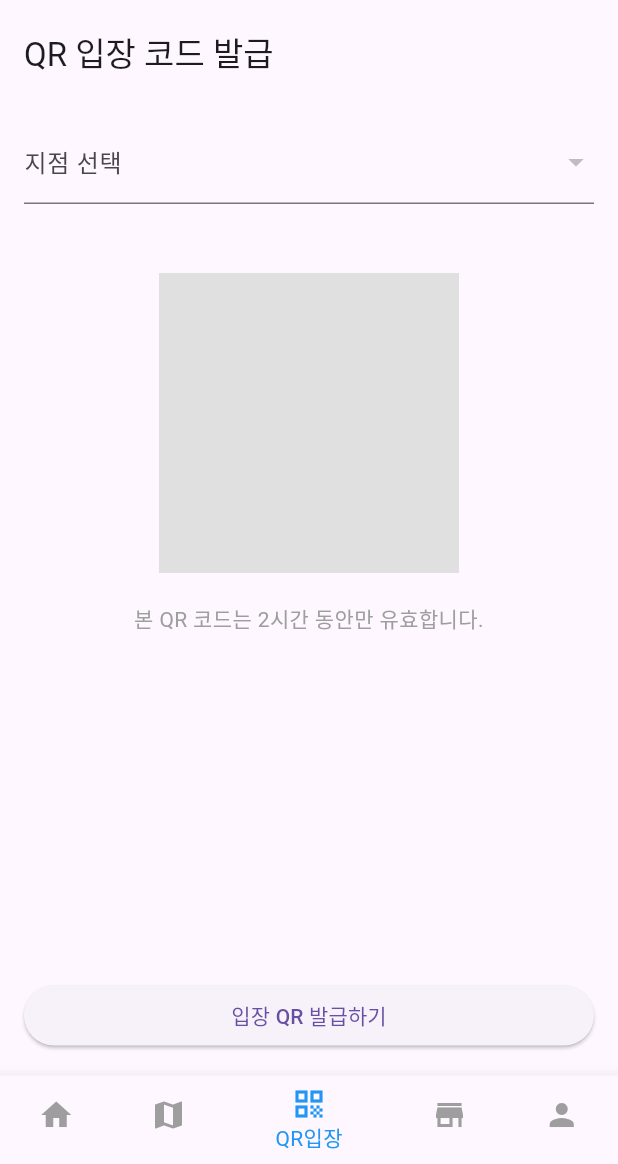
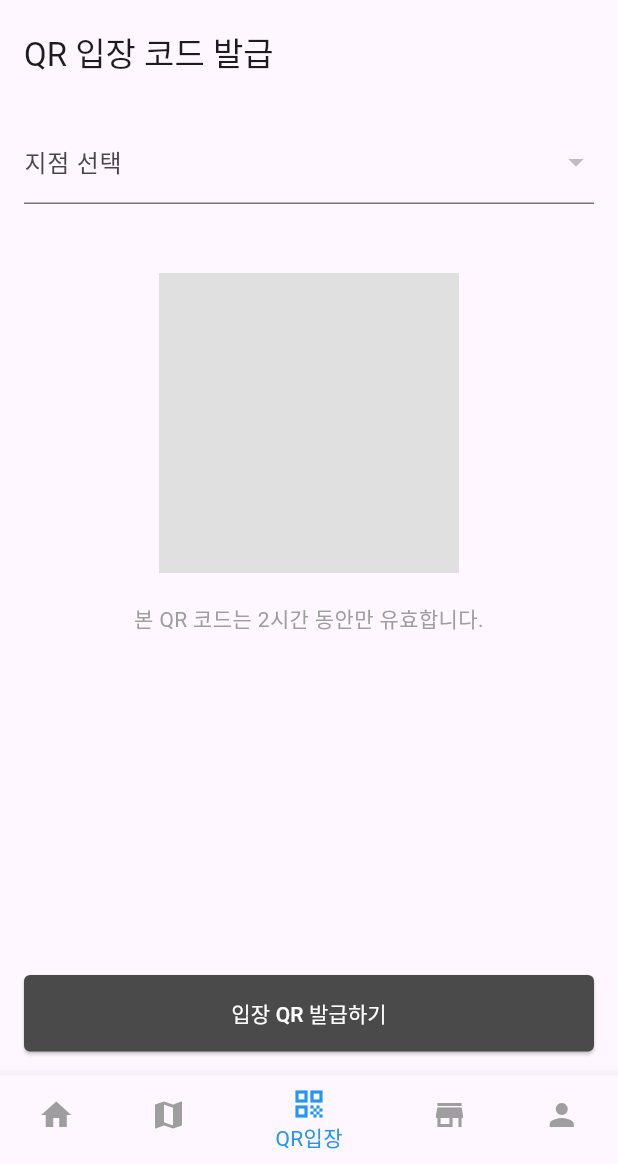
Before and after one commit to eun-young2/ShareWare, a Flutter app: the screen it shows after launch, item 3 of the bottom bar chosen, on a phone screen of 412 x 824 dp, the part 72-1236 px from its top. Run offline on Flutter 3.47's test engine with Material 3 defaults, Android fonts, the phone set to English and light mode, and no system bars; our stand-ins replace flutter_dotenv, geolocator, image_picker, shared_preferences, webview_flutter; missing offline and left inert: flutter_vlc_player, kakaomap_webview; network calls fail.

Commit message:
mypage에서 login 갈 때 pushreplacement로 변경해서 뒤로가기 관련 오류들 해소 - 남우

```diff
--- a/Frontend/shareware/lib/my_page.dart
+++ b/Frontend/shareware/lib/my_page.dart
@@ -64,7 +64,7 @@ class MyPage extends StatelessWidget {
                     // 로그아웃 처리
                     authProvider.logout(context); // AuthProvider로 로그아웃 처리
                   } else {
-                    Navigator.push(
+                    Navigator.pushReplacement(
                       context,
                       MaterialPageRoute(builder: (context) => LoginPage()),
                     );
--- a/Frontend/shareware/lib/qr_page.dart
+++ b/Frontend/shareware/lib/qr_page.dart
@@ -257,6 +257,16 @@ class _QRPageState extends State<QRPage> {
                     }
                   },
                   child: Text('입장 QR 발급하기'),
+                  style: ElevatedButton.styleFrom(
+                    padding: EdgeInsets.symmetric(vertical: 15.0), // 세로 여백
+                    shape: RoundedRectangleBorder(
+                      borderRadius: BorderRadius.circular(4),
+                    ),
+                    backgroundColor: authProvider.isLoggedIn
+                        ? Color(0xFFAFD485)
+                        : Color(0xFF4A4A4A),
+                    foregroundColor: Colors.white, // 글씨 색상
+                  ),
                 ),
               )
             else
@@ -299,6 +309,9 @@ class _QRPageState extends State<QRPage> {
                       onPressed: () {
                         qrProvider.resetQRCode();
                         print('QR 코드 퇴실');
+                        setState(() {
+                          selectedBranch = null;
+                        });
                       },
                       child: Text('퇴실하기'),
                     ),
```
